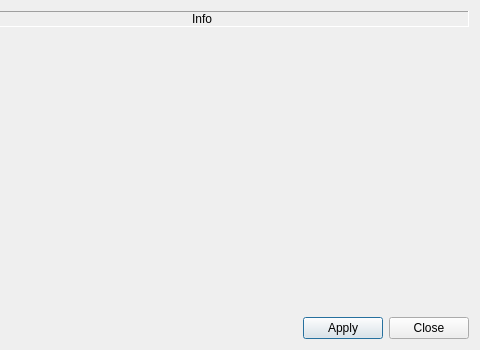
Qt form liteidex/src/liteapp/optionswidget.ui (visualfc/liteide) before a commit; both pictures show x 216 to 696 and y 0 to 350 of the 696 by 350 pixel window.
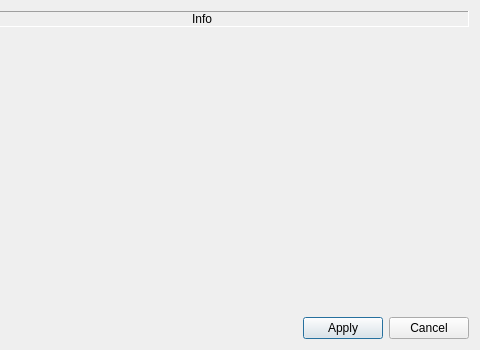
The same form after that commit.

Patch:
```diff
--- a/liteidex/src/liteapp/optionswidget.ui
+++ b/liteidex/src/liteapp/optionswidget.ui
@@ -83,7 +83,7 @@
        <item>
         <widget class="QPushButton" name="closeButton">
          <property name="text">
-          <string>Close</string>
+          <string>Cancel</string>
          </property>
         </widget>
        </item>
```
Left out of the diff: 2 changed lines with no effect on the pictures.
